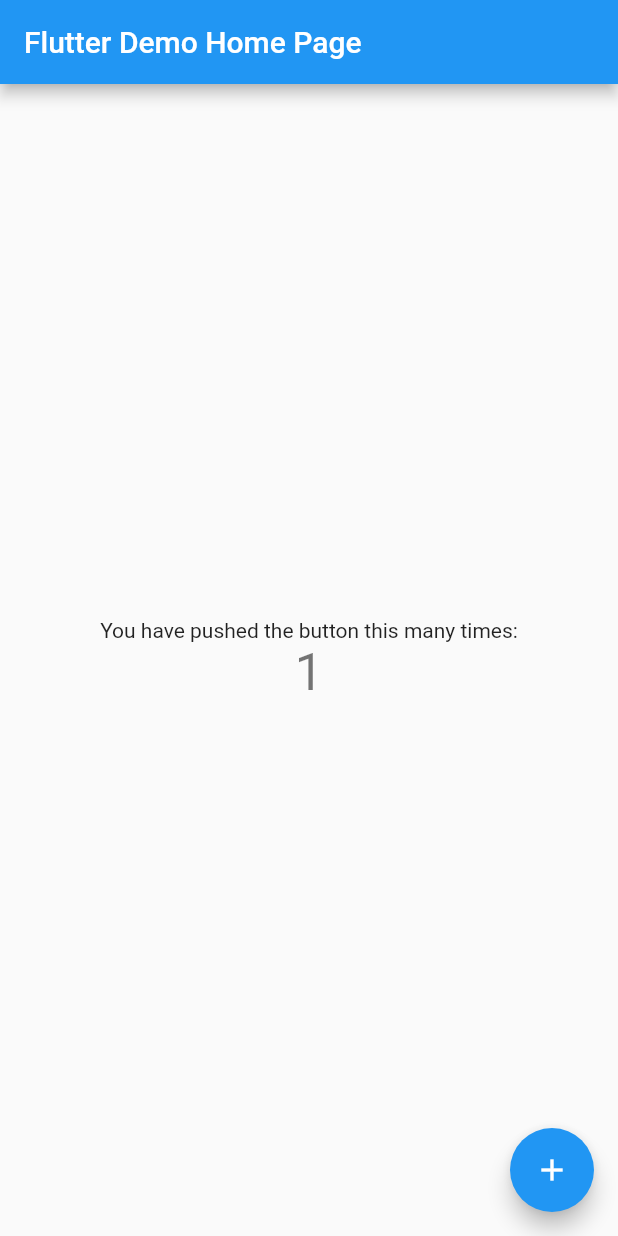
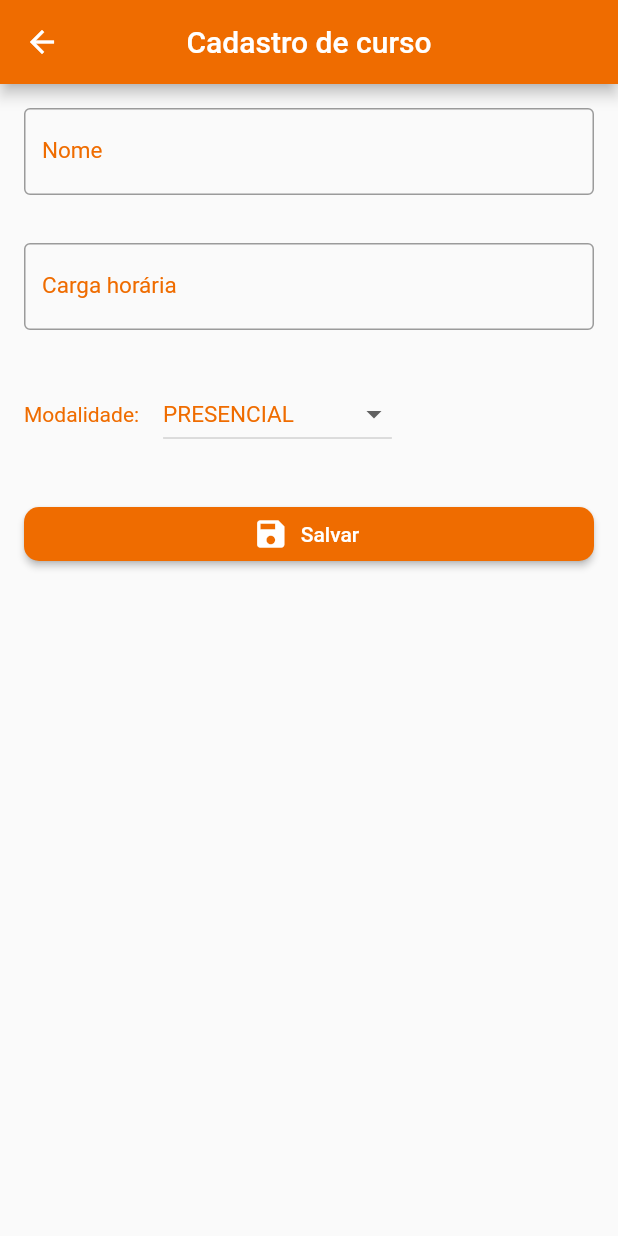
Before and after one commit to Einsteinn/Quizvid19, a Flutter app: the screen it shows after launch, after a tap on the "add" icon, on a phone screen of 412 x 824 dp. Run offline on Flutter 3.47's test engine with Material 2 defaults, Android fonts, the phone set to English and light mode, and no system bars; statements that could not run were skipped.

Commit message:
esqueleto do ultimo trabalho aplicado (contém erros)

```diff
--- /dev/null
+++ b/lib/component/cria_dropdown.dart
@@ -0,0 +1,15 @@
+import 'package:flutter/material.dart';
+
+Widget criaDropDownButton(List<String> elementos, Function funcao, String itemSelecionado) {
+  return DropdownButton<String>(
+    style: TextStyle(color: Colors.orange[800], fontSize: 15.0,),
+    items: elementos.map((String dropDownStringItem) {
+      return DropdownMenuItem<String>(
+        value: dropDownStringItem,
+        child: Text(dropDownStringItem),
+      );
+    }).toList(),
+    onChanged: funcao,
+    value: itemSelecionado,
+  );
+}
--- /dev/null
+++ b/lib/component/cria_textfield.dart
@@ -0,0 +1,17 @@
+import 'package:flutter/material.dart';
+Widget criaTextField(
+    String label,
+    TextEditingController controle,
+    TextInputType textInputType,
+    ) {
+  return TextField(
+    controller: controle,
+    decoration: InputDecoration(
+      labelText: label,
+      labelStyle: TextStyle(color: Colors.orange[800]),
+      border: OutlineInputBorder(),
+    ),
+    style: TextStyle(color: Colors.orange[800], fontSize: 15.0),
+    keyboardType: textInputType,
+  );
+}
--- /dev/null
+++ b/lib/controller/curso_controller.dart
@@ -0,0 +1,21 @@
+import 'package:trabalho_final/dao/curso_dao.dart';
+import 'package:trabalho_final/model/curso.dart';
+
+class CursoController {
+  /* CursoDao cursoDao = CursoDao();
+  Future<String> salvar(Curso curso) {
+    if (curso.id == null) {
+      return cursoDao.inserir(curso);
+    } else {
+      return cursoDao.alterar(curso);
+    }
+  }
+
+  Future<List<Curso>> findAll() async {
+    return cursoDao.findAll();
+  }
+
+  Future<String> excluir(String id) {
+    return cursoDao.excluir(id);
+  } */
+}
--- /dev/null
+++ b/lib/dao/curso_dao.dart
@@ -0,0 +1,3 @@
+import 'package:trabalho_final/model/curso.dart';
+
+class CursoDao {}
--- a/lib/main.dart
+++ b/lib/main.dart
@@ -1,117 +1,24 @@
+import 'package:trabalho_final/view/lista_curso.dart';
 import 'package:flutter/material.dart';
 
-void main() {
-  runApp(MyApp());
+void main() async {
+  WidgetsFlutterBinding.ensureInitialized();
+  runApp(CursoApp());
 }
 
-class MyApp extends StatelessWidget {
-  // This widget is the root of your application.
+class CursoApp extends StatelessWidget {
   @override
   Widget build(BuildContext context) {
     return MaterialApp(
-      title: 'Flutter Demo',
       theme: ThemeData(
-        // This is the theme of your application.
-        //
-        // Try running your application with "flutter run". You'll see the
-        // application has a blue toolbar. Then, without quitting the app, try
-        // changing the primarySwatch below to Colors.green and then invoke
-        // "hot reload" (press "r" in the console where you ran "flutter run",
-        // or simply save your changes to "hot reload" in a Flutter IDE).
-        // Notice that the counter didn't reset back to zero; the application
-        // is not restarted.
-        primarySwatch: Colors.blue,
-        // This makes the visual density adapt to the platform that you run
-        // the app on. For desktop platforms, the controls will be smaller and
-        // closer together (more dense) than on mobile platforms.
-        visualDensity: VisualDensity.adaptivePlatformDensity,
+        primaryColor: Colors.orange[800],
+        accentColor: Colors.orange[800],
+        buttonTheme: ButtonThemeData(
+          buttonColor: Colors.orange[800],
+          textTheme: ButtonTextTheme.primary,
+        ),
       ),
-      home: MyHomePage(title: 'Flutter Demo Home Page'),
+      home: ListaCurso(),
     );
   }
 }
-
-class MyHomePage extends StatefulWidget {
-  MyHomePage({Key key, this.title}) : super(key: key);
-
-  // This widget is the home page of your application. It is stateful, meaning
-  // that it has a State object (defined below) that contains fields that affect
-  // how it looks.
-
-  // This class is the configuration for the state. It holds the values (in this
-  // case the title) provided by the parent (in this case the App widget) and
-  // used by the build method of the State. Fields in a Widget subclass are
-  // always marked "final".
-
-  final String title;
-
-  @override
-  _MyHomePageState createState() => _MyHomePageState();
-}
-
-class _MyHomePageState extends State<MyHomePage> {
-  int _counter = 0;
-
-  void _incrementCounter() {
-    setState(() {
-      // This call to setState tells the Flutter framework that something has
-      // changed in this State, which causes it to rerun the build method below
-      // so that the display can reflect the updated values. If we changed
-      // _counter without calling setState(), then the build method would not be
-      // called again, and so nothing would appear to happen.
-      _counter++;
-    });
-  }
-
-  @override
-  Widget build(BuildContext context) {
-    // This method is rerun every time setState is called, for instance as done
-    // by the _incrementCounter method above.
-    //
-    // The Flutter framework has been optimized to make rerunning build methods
-    // fast, so that you can just rebuild anything that needs updating rather
-    // than having to individually change instances of widgets.
-    return Scaffold(
-      appBar: AppBar(
-        // Here we take the value from the MyHomePage object that was created by
-        // the App.build method, and use it to set our appbar title.
-        title: Text(widget.title),
-      ),
-      body: Center(
-        // Center is a layout widget. It takes a single child and positions it
-        // in the middle of the parent.
-        child: Column(
-          // Column is also a layout widget. It takes a list of children and
-          // arranges them vertically. By default, it sizes itself to fit its
-          // children horizontally, and tries to be as tall as its parent.
-          //
-          // Invoke "debug painting" (press "p" in the console, choose the
-          // "Toggle Debug Paint" action from the Flutter Inspector in Android
-          // Studio, or the "Toggle Debug Paint" command in Visual Studio Code)
-          // to see the wireframe for each widget.
-          //
-          // Column has various properties to control how it sizes itself and
-          // how it positions its children. Here we use mainAxisAlignment to
-          // center the children vertically; the main axis here is the vertical
-          // axis because Columns are vertical (the cross axis would be
-          // horizontal).
-          mainAxisAlignment: MainAxisAlignment.center,
-          children: <Widget>[
-            Text(
-              'You have pushed the button this many times:',
-            ),
-            Text(
-              '$_counter',
-              style: Theme.of(context).textTheme.headline4,
-            ),
-          ],
-        ),
-      ),
-      floatingActionButton: FloatingActionButton(
-        onPressed: _incrementCounter,
-        tooltip: 'Increment',
-        child: Icon(Icons.add),
-      ), // This trailing comma makes auto-formatting nicer for build methods.
-    );
-  }
-}
--- /dev/null
+++ b/lib/model/curso.dart
@@ -0,0 +1,25 @@
+class Curso {
+  String id;
+  String nome;
+  int cargaHoraria;
+  String modalidade;
+
+  Curso(this.nome, this.cargaHoraria, this.modalidade, {this.id});
+
+  Map<String, dynamic> toMap() => {
+    "nome": nome,
+    "cargaHoraria": cargaHoraria,
+    "modalidade": modalidade,
+  };
+
+  Curso.fromJson(Map<String, dynamic> json, String id_firebase)
+      : nome = json["nome"],
+        cargaHoraria = json["cargaHoraria"],
+        modalidade = json["modalidade"],
+        id = id_firebase;
+
+  @override
+  String toString() {
+    return "Curso: $nome \n Carga Horária: $cargaHoraria \n modalidade: $modalidade";
+  }
+}
--- /dev/null
+++ b/lib/view/cadastro_curso.dart
@@ -0,0 +1,152 @@
+import 'package:trabalho_final/component/cria_dropdown.dart';
+import 'package:trabalho_final/component/cria_textfield.dart';
+import 'package:trabalho_final/controller/curso_controller.dart';
+import 'package:trabalho_final/model/curso.dart';
+import 'package:flutter/material.dart';
+
+import 'lista_curso.dart';
+
+class CadastroCurso extends StatefulWidget {
+  final Curso curso;
+  CadastroCurso({this.curso});
+  @override
+  _CadastroCursoState createState() => _CadastroCursoState();
+}
+
+class _CadastroCursoState extends State<CadastroCurso> {
+  CursoController _cursoController = CursoController();
+  String _id;
+  TextEditingController _nomeController = TextEditingController();
+  TextEditingController _cargaHorariaController = TextEditingController();
+  TextEditingController _modalidadeController = TextEditingController();
+  var _modalidade = ["PRESENCIAL", "SEMI_PRESENCIAL", "EAD"];
+  var _modalidadeSelecionada = "PRESENCIAL";
+  final _scaffoldKey = GlobalKey<ScaffoldState>();
+  _alterarModalidade(String novaModalidadeSelecionada) {
+    _dropDownModalidadeSelected(novaModalidadeSelecionada);
+    setState(() {
+      this._modalidadeSelecionada = novaModalidadeSelecionada;
+      _modalidadeController.text = this._modalidadeSelecionada;
+    });
+  }
+
+  _dropDownModalidadeSelected(String novaModalidade) {
+    setState(() {
+      this._modalidadeSelecionada = novaModalidade;
+    });
+  }
+
+  _displaySnackBar(BuildContext context, String mensagem) {
+    final snackBar = SnackBar(
+      content: Text(mensagem),
+      backgroundColor: Colors.green[900],
+    );
+    _scaffoldKey.currentState.showSnackBar(snackBar);
+  }
+
+  _salvar(BuildContext context) {
+    Curso curso = Curso(_nomeController.text,
+        int.parse(_cargaHorariaController.text), _modalidadeSelecionada,
+        id: _id);
+    setState(() {
+      _cursoController.salvar(curso).then((res) {
+        setState(() {
+          _displaySnackBar(context, res.toString());
+          /*Navigator.push(
+            context,
+            MaterialPageRoute(builder: (context) => ListaCurso()),
+          );*/
+        });
+      });
+    });
+  }
+
+  @override
+  void initState() {
+    if (widget.curso != null) {
+      _id = widget.curso.id;
+      _nomeController.text = widget.curso.nome;
+      _cargaHorariaController.text = widget.curso.cargaHoraria.toString();
+      _modalidadeSelecionada = widget.curso.modalidade;
+    } else {
+      _id = null;
+    }
+  }
+
+  @override
+  Widget build(BuildContext context) {
+    return Scaffold(
+      key: _scaffoldKey,
+      appBar: AppBar(
+        title: Text("Cadastro de curso"),
+        centerTitle: true,
+        leading: new IconButton(
+          icon: new Icon(Icons.arrow_back),
+          onPressed: () {
+            setState(() {
+              Navigator.push(
+                context,
+                MaterialPageRoute(builder: (context) => ListaCurso()),
+              );
+            });
+          },
+        ),
+      ),
+      body: SingleChildScrollView(
+        child: Column(
+          children: <Widget>[
+            Padding(
+              padding: const EdgeInsets.all(16.0),
+              child: criaTextField("Nome", _nomeController, TextInputType.text),
+            ),
+            Padding(
+              padding: const EdgeInsets.all(16.0),
+              child: criaTextField("Carga horária", _cargaHorariaController,
+                  TextInputType.number),
+            ),
+            Container(
+              padding: EdgeInsets.all(16.0),
+              child: Row(
+                children: <Widget>[
+                  Text(
+                    "Modalidade:",
+                    style: TextStyle(color: Colors.orange[800]),
+                  ),
+                  Padding(
+                    padding: const EdgeInsets.only(left: 16.0),
+                    child: criaDropDownButton(_modalidade, _alterarModalidade,
+                        _modalidadeSelecionada),
+                  ),
+                ],
+              ),
+            ),
+            Padding(
+              padding: const EdgeInsets.all(16.0),
+              child: SizedBox(
+                width: double.maxFinite,
+                child: RaisedButton.icon(
+                  onPressed: () {
+                    _salvar(context);
+                  },
+                  shape: RoundedRectangleBorder(
+                      borderRadius: BorderRadius.all(Radius.circular(10.0))),
+                  label: Text(
+                    'Salvar',
+                    style: TextStyle(color: Colors.white),
+                  ),
+                  icon: Icon(
+                    Icons.save,
+                    color: Colors.white,
+                  ),
+                  textColor: Colors.white,
+                  splashColor: Colors.green,
+                  color: Colors.orange[800],
+                ),
+              ),
+            ),
+          ],
+        ),
+      ),
+    );
+  }
+}
--- /dev/null
+++ b/lib/view/lista_curso.dart
@@ -0,0 +1,85 @@
+import 'package:trabalho_final/component/curso_item.dart';
+import 'package:trabalho_final/controller/curso_controller.dart';
+import 'package:trabalho_final/model/curso.dart';
+import 'package:flutter/material.dart';
+
+import 'cadastro_curso.dart';
+
+class ListaCurso extends StatefulWidget {
+  @override
+  _ListaCursoState createState() => _ListaCursoState();
+}
+
+class _ListaCursoState extends State<ListaCurso> {
+  List<Curso> _listaCursos = [];
+  CursoController _cursoController = CursoController();
+  @override
+  void initState() {
+    super.initState();
+    _cursoController.findAll().then((dados) {
+      setState(() {
+        _listaCursos = dados;
+      });
+    });
+  }
+
+  @override
+  Widget build(BuildContext context) {
+    return Scaffold(
+      appBar: AppBar(
+        centerTitle: true,
+        title: Text("Lista de cursos"),
+        automaticallyImplyLeading: false,
+      ),
+      body: FutureBuilder<List<Curso>>(
+        initialData: _listaCursos,
+        future: _cursoController.findAll(),
+        // ignore: missing_return
+        builder: (context, snapshot) {
+          switch (snapshot.connectionState) {
+            case ConnectionState.none:
+              break;
+            case ConnectionState.waiting:
+              return Center(
+                child: Column(
+                  mainAxisAlignment: MainAxisAlignment.center,
+                  crossAxisAlignment: CrossAxisAlignment.center,
+                  children: <Widget>[
+                    CircularProgressIndicator(),
+                    Text("Carregando..."),
+                  ],
+                ),
+              );
+              break;
+            case ConnectionState.active:
+              break;
+            case ConnectionState.done:
+              final List<Curso> cursos = snapshot.data;
+              return ListView.builder(
+                itemBuilder: (context, index) {
+                  final Curso curso = cursos[index];
+                  return CursoItem(curso, _listaCursos, index);
+                },
+                itemCount: cursos.length,
+              );
+              break;
+          }
+          return Text("Erro");
+        },
+      ),
+      floatingActionButton: FloatingActionButton(
+        onPressed: () {
+          setState(() {
+            Navigator.of(context).push(
+              MaterialPageRoute(
+                builder: (context) => CadastroCurso(),
+              ),
+            );
+          });
+        },
+        child: Icon(Icons.add),
+        backgroundColor: Colors.orange[800],
+      ),
+    );
+  }
+}
```
Also changed, not shown: lib/component/curso_item.dart (added, +127 -0 lines), 1 other file.
